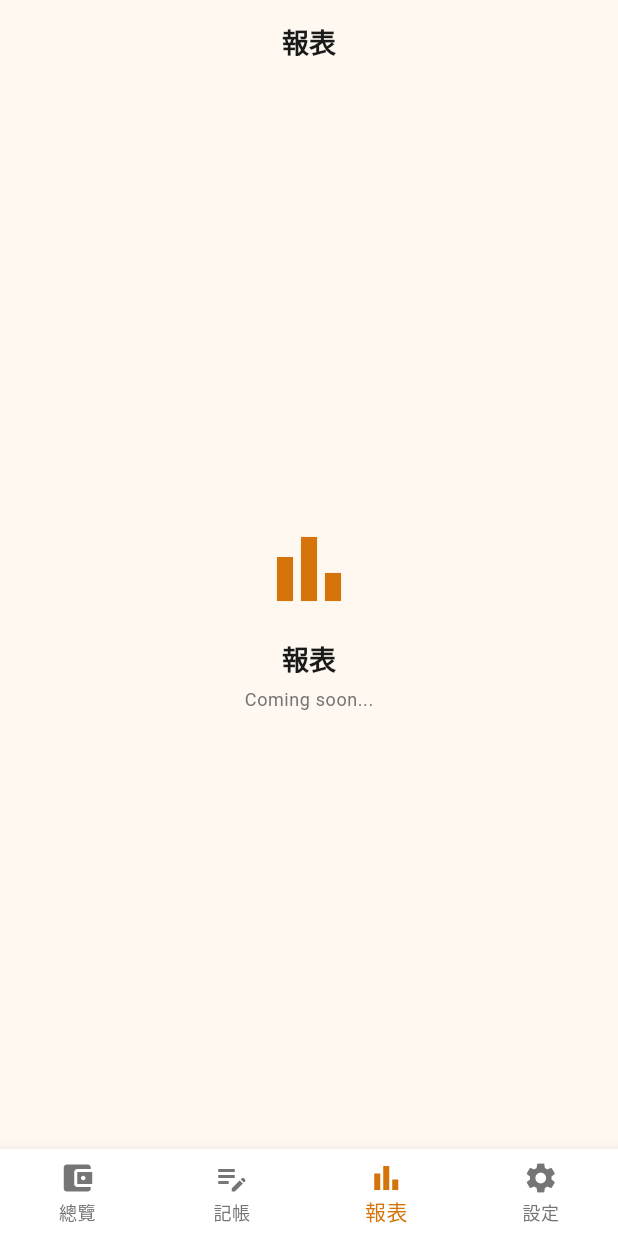
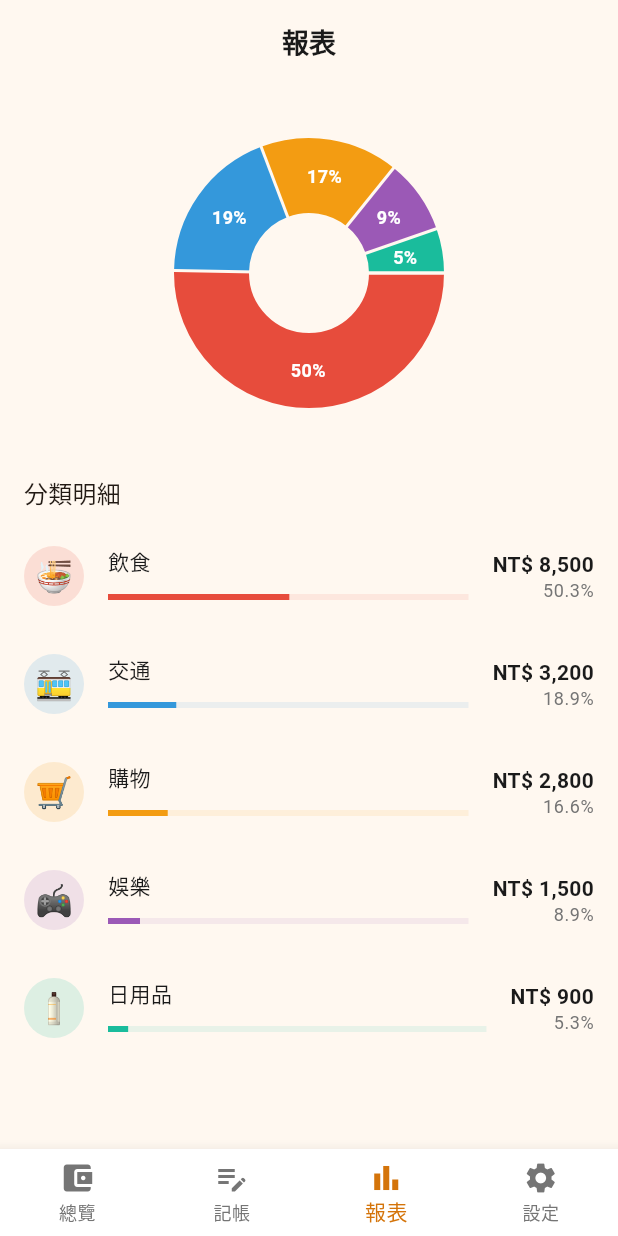
Before and after one commit to yun-20459/Hamster-Stash, a Flutter app: the screen it shows after launch, item 3 of the bottom bar chosen, on a phone screen of 412 x 824 dp. Run offline on Flutter 3.47's test engine with Material 3 defaults, Android fonts, the phone set to English and light mode, and no system bars; drawn by our look-alikes of fl_chart; our stand-ins replace flutter_riverpod, flutter_secure_storage, go_router, isar, table_calendar; accounts and stored records are empty; generated files the repository leaves out were written again.

Commit message:
Add reports page with pie chart and category breakdown
- ReportsScreen: fl_chart PieChart showing category spending proportions
- Category detail list with progress bars, amounts, and percentages
- Replaced _PlaceholderScreen in reports tab with real ReportsScreen
- Mock data for 5 spending categories — will use real data in Phase 3
- 4 new tests: pie chart, category list, percentages, page title

Co-Authored-By: Claude Opus 4.6 <noreply@anthropic.com>

```diff
--- a/lib/app.dart
+++ b/lib/app.dart
@@ -1,8 +1,8 @@
 import 'package:flutter/material.dart';
 import 'package:go_router/go_router.dart';
-
 import 'package:hamster_stash/core/theme/app_theme.dart';
 import 'package:hamster_stash/features/asset_overview/presentation/overview_screen.dart';
+import 'package:hamster_stash/features/reports/presentation/reports_screen.dart';
 import 'package:hamster_stash/features/settings/presentation/settings_screen.dart';
 import 'package:hamster_stash/features/splash/presentation/splash_screen.dart';
 import 'package:hamster_stash/features/transactions/presentation/bookkeeping_screen.dart';
@@ -36,8 +36,7 @@ final _router = GoRouter(
           routes: [
             GoRoute(
               path: '/reports',
-              builder: (context, state) =>
-                  const _PlaceholderScreen(title: '報表', icon: Icons.bar_chart),
+              builder: (context, state) => const ReportsScreen(),
             ),
           ],
         ),
@@ -98,30 +97,3 @@ class ScaffoldWithNavBar extends StatelessWidget {
     );
   }
 }
-
-class _PlaceholderScreen extends StatelessWidget {
-  const _PlaceholderScreen({required this.title, required this.icon});
-
-  final String title;
-  final IconData icon;
-
-  @override
-  Widget build(BuildContext context) {
-    final theme = Theme.of(context);
-    return Scaffold(
-      appBar: AppBar(title: Text(title)),
-      body: Center(
-        child: Column(
-          mainAxisAlignment: MainAxisAlignment.center,
-          children: [
-            Icon(icon, size: 64, color: theme.colorScheme.primary),
-            const SizedBox(height: 16),
-            Text(title, style: theme.textTheme.titleLarge),
-            const SizedBox(height: 8),
-            Text('Coming soon...', style: theme.textTheme.bodySmall),
-          ],
-        ),
-      ),
-    );
-  }
-}
--- /dev/null
+++ b/lib/features/reports/presentation/reports_screen.dart
@@ -0,0 +1,147 @@
+import 'package:fl_chart/fl_chart.dart';
+import 'package:flutter/material.dart';
+
+/// Mock category spending data for the pie chart.
+class _CategorySpending {
+  const _CategorySpending({
+    required this.name,
+    required this.emoji,
+    required this.amount,
+    required this.color,
+  });
+
+  final String name;
+  final String emoji;
+  final double amount;
+  final Color color;
+}
+
+const _mockSpending = [
+  _CategorySpending(
+    name: '飲食',
+    emoji: '\u{1F35C}',
+    amount: 8500,
+    color: Color(0xFFE74C3C),
+  ),
+  _CategorySpending(
+    name: '交通',
+    emoji: '\u{1F68B}',
+    amount: 3200,
+    color: Color(0xFF3498DB),
+  ),
+  _CategorySpending(
+    name: '購物',
+    emoji: '\u{1F6D2}',
+    amount: 2800,
+    color: Color(0xFFF39C12),
+  ),
+  _CategorySpending(
+    name: '娛樂',
+    emoji: '\u{1F3AE}',
+    amount: 1500,
+    color: Color(0xFF9B59B6),
+  ),
+  _CategorySpending(
+    name: '日用品',
+    emoji: '\u{1F9F4}',
+    amount: 900,
+    color: Color(0xFF1ABC9C),
+  ),
+];
+
+double get _totalSpending => _mockSpending.fold(0, (s, c) => s + c.amount);
+
+class ReportsScreen extends StatelessWidget {
+  const ReportsScreen({super.key});
+
+  @override
+  Widget build(BuildContext context) {
+    final theme = Theme.of(context);
+
+    return Scaffold(
+      appBar: AppBar(title: const Text('報表')),
+      body: ListView(
+        padding: const EdgeInsets.all(16),
+        children: [
+          // Pie chart
+          SizedBox(
+            height: 220,
+            child: PieChart(
+              PieChartData(
+                sectionsSpace: 2,
+                centerSpaceRadius: 40,
+                sections: _mockSpending.map((c) {
+                  final pct = c.amount / _totalSpending * 100;
+                  return PieChartSectionData(
+                    value: c.amount,
+                    color: c.color,
+                    radius: 50,
+                    title: '${pct.toStringAsFixed(0)}%',
+                    titleStyle: const TextStyle(
+                      fontSize: 12,
+                      fontWeight: FontWeight.bold,
+                      color: Colors.white,
+                    ),
+                  );
+                }).toList(),
+              ),
+            ),
+          ),
+          const SizedBox(height: 24),
+
+          // Category detail list
+          Text('分類明細', style: theme.textTheme.titleMedium),
+          const SizedBox(height: 8),
+          for (final c in _mockSpending) _CategoryRow(category: c),
+        ],
+      ),
+    );
+  }
+}
+
+class _CategoryRow extends StatelessWidget {
+  const _CategoryRow({required this.category});
+
+  final _CategorySpending category;
+
+  @override
+  Widget build(BuildContext context) {
+    final theme = Theme.of(context);
+    final pct = category.amount / _totalSpending * 100;
+
+    return ListTile(
+      contentPadding: EdgeInsets.zero,
+      leading: CircleAvatar(
+        backgroundColor: category.color.withValues(alpha: 0.15),
+        child: Text(category.emoji, style: const TextStyle(fontSize: 20)),
+      ),
+      title: Text(category.name, style: theme.textTheme.bodyMedium),
+      subtitle: LinearProgressIndicator(
+        value: category.amount / _totalSpending,
+        color: category.color,
+        backgroundColor: category.color.withValues(alpha: 0.1),
+      ),
+      trailing: Column(
+        mainAxisAlignment: MainAxisAlignment.center,
+        crossAxisAlignment: CrossAxisAlignment.end,
+        children: [
+          Text(
+            'NT\$ ${_fmt(category.amount)}',
+            style: theme.textTheme.bodyMedium?.copyWith(
+              fontWeight: FontWeight.w600,
+            ),
+          ),
+          Text('${pct.toStringAsFixed(1)}%', style: theme.textTheme.bodySmall),
+        ],
+      ),
+    );
+  }
+}
+
+String _fmt(double v) {
+  final s = v.toStringAsFixed(v.truncateToDouble() == v ? 0 : 2);
+  return s.replaceAllMapped(
+    RegExp(r'(\d)(?=(\d{3})+(?!\d))'),
+    (m) => '${m[1]},',
+  );
+}
```
Also changed, not shown: 1 other file.
